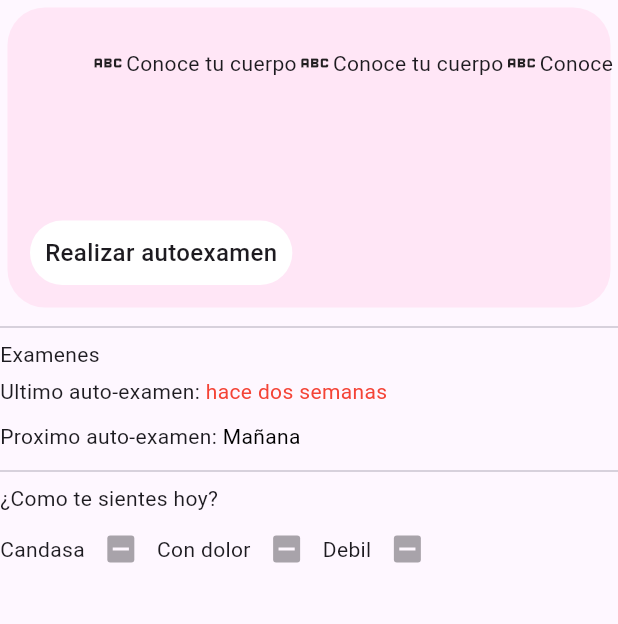
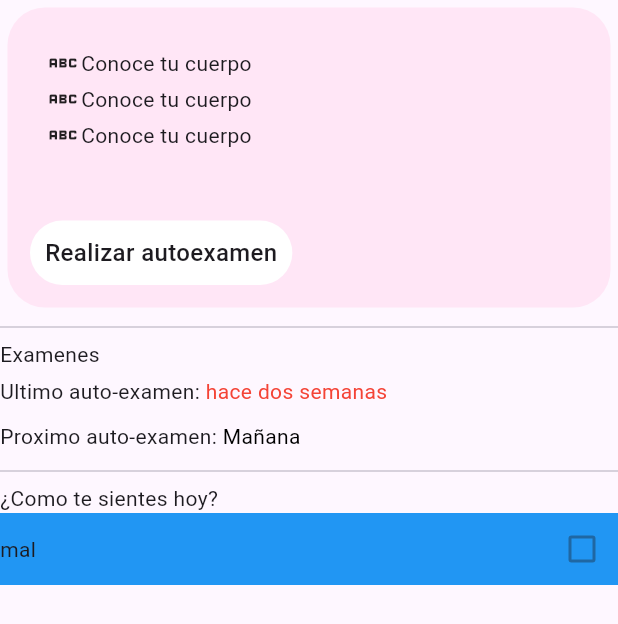
Before and after one commit to Carlos19men/App_movile_conocete, a Flutter app: the Tusalud widget shown alone on an empty page, opened directly, on a phone screen of 412 x 824 dp. Shown: the top 624 px of the screen. Run offline on Flutter 3.47's test engine with Material 3 defaults, Android fonts, the phone set to English and light mode, and no system bars; our stand-ins replace carousel_slider.

Commit message:
posicione mejor los elementos de tu salud

```diff
--- a/conocete/lib/ui/pages/TuSalud/tuSalud.dart
+++ b/conocete/lib/ui/pages/TuSalud/tuSalud.dart
@@ -15,7 +15,8 @@ class Tusalud extends StatelessWidget {
   Widget build(BuildContext context) {
     // TODO: implement build
 
-    List<String> estados = ['Candasa', 'Con dolor', 'Debil'];
+    //No usar por ahora
+    //List<String> estados = ['Candasa', 'Con dolor', 'Debil'];
 
     return ListView(
       children: [
@@ -60,9 +61,9 @@ class Tusalud extends StatelessWidget {
 
             //texto bloque de texto del auto examen
             Positioned(
-                left: 60.0,
+                left: 30.0,
                 top: 30.0,
-                child: Row(
+                child: Column(
                   children: [
                     TextItem(Icon(Icons.abc), 'Conoce tu cuerpo'),
                     TextItem(Icon(Icons.abc), 'Conoce tu cuerpo'),
@@ -88,18 +89,23 @@ class Tusalud extends StatelessWidget {
         Text('¿Como te sientes hoy?'),
 
         //check bottoms de como te sientes
-        Row(
-          children: estados.map((i) {
-            return Builder(builder: (BuildContext context) {
-              return Container(
-                child: Row(
+        Row(children: [
+          Container(
+              width: MediaQuery.of(context).size.width,
+              decoration: BoxDecoration(color: Colors.blue),
+              child: Row(
                   mainAxisAlignment: MainAxisAlignment.spaceBetween,
-                  children: [Text(i), Checkbox(value: null, onChanged: null)],
-                ),
-              );
-            });
-          }).toList(),
-        ),
+                  children: [
+                    Text(
+                      'mal',
+                    ),
+                    Checkbox(
+                      onChanged: null,
+                      hoverColor: Colors.pink[300],
+                      value: false,
+                    )
+                  ]))
+        ]),
 
         //grafica (buscar la libreria)
       ],
```
